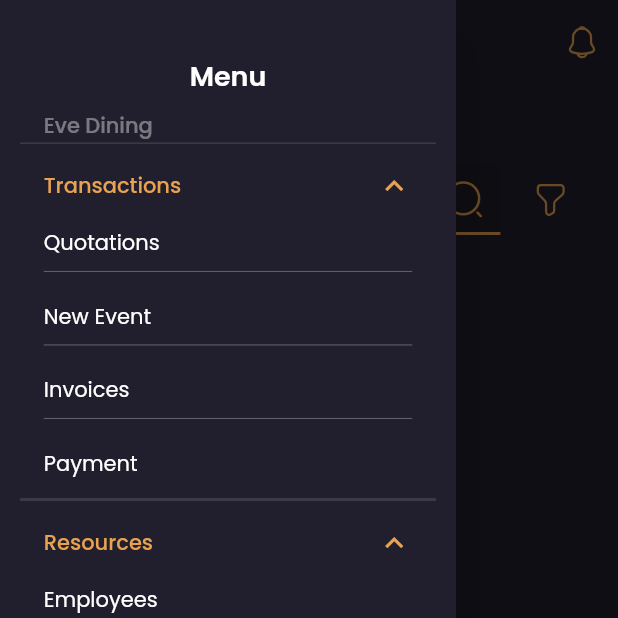
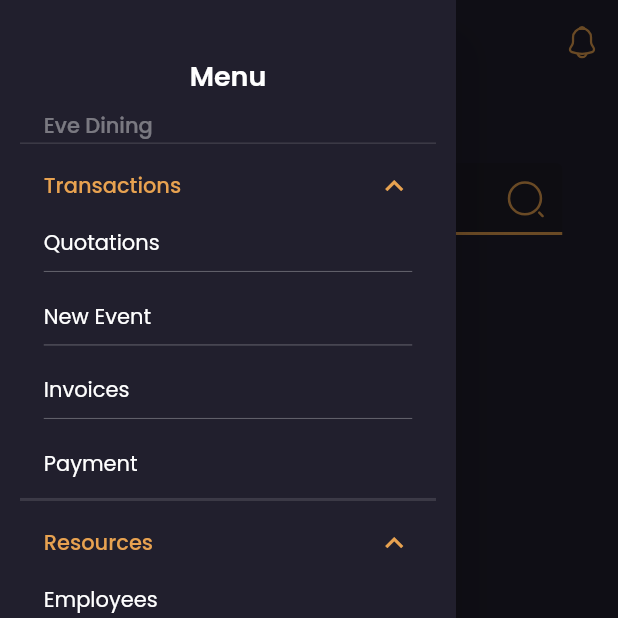
Before and after one commit to muhammedmuhsinmdi/eventes, a Flutter app: the DashBoardView screen opened by its route, with the side drawer open, on a phone screen of 412 x 824 dp, the top half of it. Run offline on Flutter 3.47's test engine with Material 2 defaults, Android fonts, the phone set to English and light mode, and no system bars; our stand-ins replace cached_network_image, dio, dropdown_search, firebase_auth, firebase_core, flutter_rating_bar and 4 more; missing offline and left inert: qr_code_scanner; accounts and stored records are empty; network calls fail; project files that could hold a hidden picture were left out.

Commit message:
Bug fixes ~ UI!

```diff
--- a/lib/src/view/view/dashboard/events_view/events_view.dart
+++ b/lib/src/view/view/dashboard/events_view/events_view.dart
@@ -127,23 +127,23 @@ class EventsView extends StatelessWidget {
           SizedBox(
             width: kSize.width * 0.032,
           ),
-          SizedBox(
-            width: kSize.width * 0.1,
-            child: TextButton(
-                style: TextButton.styleFrom(
-                  backgroundColor: AppColors.transparent,
-                  padding: const EdgeInsets.symmetric(
-                      vertical: 12.0, horizontal: 8.0),
-                ),
-                onPressed: () {
-                  //
-                },
-                child: SvgPicture.asset(
-                  AppImages.filter,
-                  colorFilter: const ColorFilter.mode(
-                      AppColors.primaryColor, BlendMode.srcIn),
-                )),
-          )
+          // SizedBox(
+          //   width: kSize.width * 0.1,
+          //   child: TextButton(
+          //       style: TextButton.styleFrom(
+          //         backgroundColor: AppColors.transparent,
+          //         padding: const EdgeInsets.symmetric(
+          //             vertical: 12.0, horizontal: 8.0),
+          //       ),
+          //       onPressed: () {
+          //         //
+          //       },
+          //       child: SvgPicture.asset(
+          //         AppImages.filter,
+          //         colorFilter: const ColorFilter.mode(
+          //             AppColors.primaryColor, BlendMode.srcIn),
+          //       )),
+          // )
         ],
       ),
     );
```
Also changed, not shown: lib/src/view/view/dashboard/profile_view/profile_view.dart (+10 -6 lines), lib/src/view/view/event_detail_view/event_detail_view.dart (+26 -25 lines).
